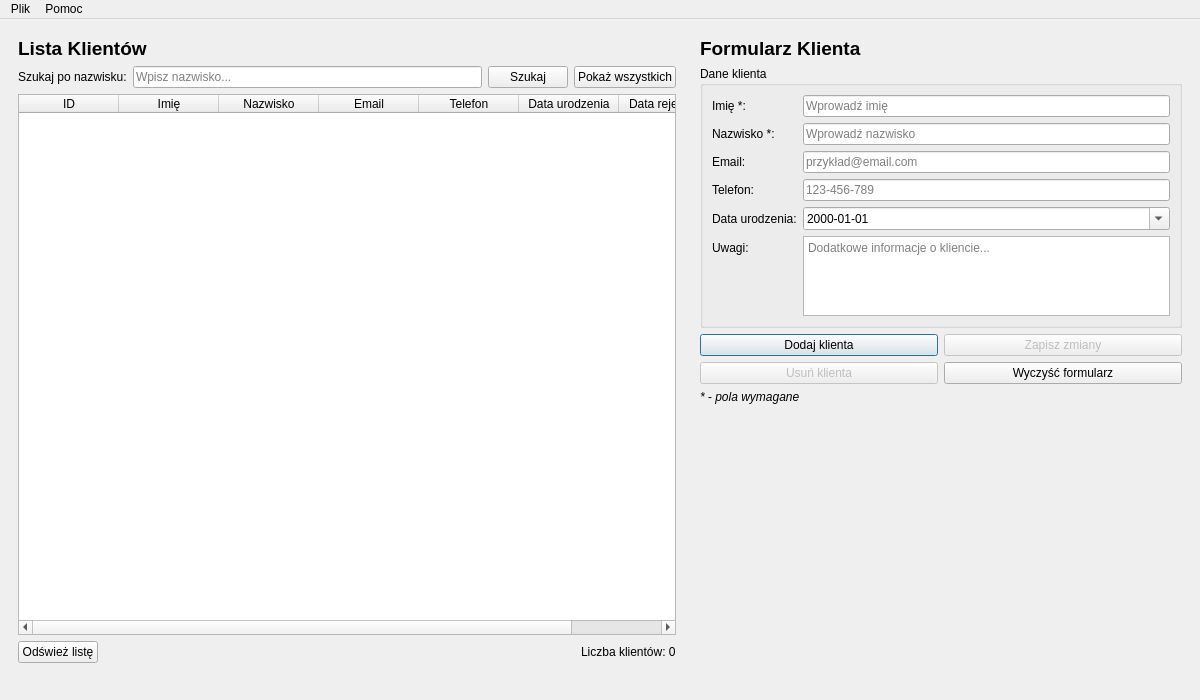
First picture: the form in mainwindow.ui, repository kacperhy/ZSilka, before the edit.
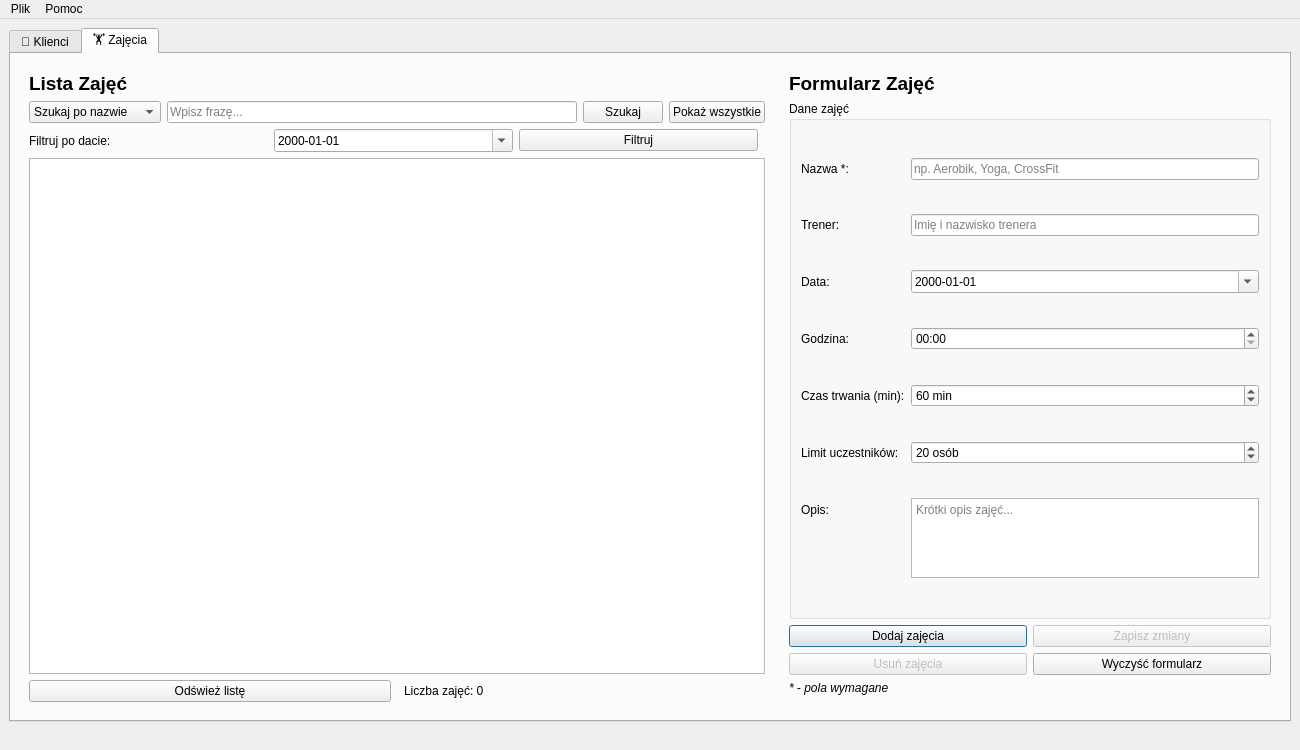
Second picture: the form after the edit. The open tabs and pages were chosen to show the change.

What changed in the file:
```diff
--- a/mainwindow.ui
+++ b/mainwindow.ui
@@ -6,21 +6,34 @@
    <rect>
     <x>0</x>
     <y>0</y>
-    <width>1200</width>
-    <height>700</height>
+    <width>1300</width>
+    <height>750</height>
    </rect>
   </property>
   <property name="windowTitle">
    <string>Zarządzanie Siłownią</string>
   </property>
   <widget class="QWidget" name="centralwidget">
-   <layout class="QHBoxLayout" name="horizontalLayout_main">
+   <layout class="QVBoxLayout" name="verticalLayout_main">
+    <item>
+     <!-- ZAKŁADKI -->
+     <widget class="QTabWidget" name="tabWidget">
+      <property name="currentIndex">
+       <number>0</number>
+      </property>
+
+      <!-- ==================== ZAKŁADKA 1: KLIENCI ==================== -->
+      <widget class="QWidget" name="tabKlienci">
+       <attribute name="title">
+        <string>👥 Klienci</string>
+       </attribute>
+       <layout class="QHBoxLayout" name="horizontalLayout_klienci">
     <item>
      <!-- LEWA STRONA - LISTA KLIENTÓW -->
-     <widget class="QWidget" name="leftPanel" native="true">
+         <widget class="QWidget" name="leftPanelKlienci" native="true">
       <property name="minimumSize">
        <size>
-        <width>600</width>
+            <width>650</width>
         <height>0</height>
        </size>
       </property>
@@ -86,41 +99,6 @@
          <property name="sortingEnabled">
           <bool>true</bool>
          </property>
-         <column>
-          <property name="text">
-           <string>ID</string>
-          </property>
-         </column>
-         <column>
-          <property name="text">
-           <string>Imię</string>
-          </property>
-         </column>
-         <column>
-          <property name="text">
-           <string>Nazwisko</string>
-          </property>
-         </column>
-         <column>
-          <property name="text">
-           <string>Email</string>
-          </property>
-         </column>
-         <column>
-          <property name="text">
-           <string>Telefon</string>
-          </property>
-         </column>
-         <column>
-          <property name="text">
-           <string>Data urodzenia</string>
-          </property>
-         </column>
-         <column>
-          <property name="text">
-           <string>Data rejestracji</string>
-          </property>
-         </column>
         </widget>
        </item>
 
@@ -139,12 +117,6 @@
            <property name="orientation">
             <enum>Qt::Horizontal</enum>
            </property>
-           <property name="sizeHint" stdset="0">
-            <size>
-             <width>40</width>
-             <height>20</height>
-            </size>
-           </property>
           </spacer>
          </item>
          <item>
@@ -161,8 +133,8 @@
     </item>
 
     <item>
-     <!-- PRAWA STRONA - FORMULARZ -->
-     <widget class="QWidget" name="rightPanel" native="true">
+         <!-- PRAWA STRONA - FORMULARZ KLIENTA -->
+         <widget class="QWidget" name="rightPanelKlienci" native="true">
       <property name="minimumSize">
        <size>
         <width>400</width>
@@ -368,15 +340,405 @@
          <property name="orientation">
           <enum>Qt::Vertical</enum>
          </property>
-         <property name="sizeHint" stdset="0">
+            </spacer>
+           </item>
+          </layout>
+         </widget>
+        </item>
+       </layout>
+      </widget>
+
+      <!-- ==================== ZAKŁADKA 2: ZAJĘCIA ==================== -->
+      <widget class="QWidget" name="tabZajecia">
+       <attribute name="title">
+        <string>🏋️ Zajęcia</string>
+       </attribute>
+       <layout class="QHBoxLayout" name="horizontalLayout_zajecia">
+        <item>
+         <!-- LEWA STRONA - LISTA ZAJĘĆ -->
+         <widget class="QWidget" name="leftPanelZajecia" native="true">
+          <property name="minimumSize">
           <size>
-           <width>20</width>
-           <height>40</height>
-          </size>
-         </property>
+            <width>650</width>
+            <height>0</height>
+           </size>
+          </property>
+          <layout class="QVBoxLayout" name="verticalLayout_leftZajecia">
+           <item>
+            <widget class="QLabel" name="labelZajeciaTitle">
+             <property name="text">
+              <string>Lista Zajęć</string>
+             </property>
+             <property name="font">
+              <font>
+               <pointsize>14</pointsize>
+               <weight>75</weight>
+               <bold>true</bold>
+              </font>
+             </property>
+            </widget>
+           </item>
+
+           <!-- Wyszukiwanie zajęć -->
+           <item>
+            <layout class="QHBoxLayout" name="searchLayoutZajecia">
+             <item>
+              <widget class="QComboBox" name="comboBoxSearchTypeZajecia">
+               <item>
+                <property name="text">
+                 <string>Szukaj po nazwie</string>
+                </property>
+               </item>
+               <item>
+                <property name="text">
+                 <string>Szukaj po trenerze</string>
+                </property>
+               </item>
+              </widget>
+             </item>
+             <item>
+              <widget class="QLineEdit" name="lineEditSearchZajecia">
+               <property name="placeholderText">
+                <string>Wpisz frazę...</string>
+               </property>
+              </widget>
+             </item>
+             <item>
+              <widget class="QPushButton" name="pushButtonSearchZajecia">
+               <property name="text">
+                <string>Szukaj</string>
+               </property>
+              </widget>
+             </item>
+             <item>
+              <widget class="QPushButton" name="pushButtonShowAllZajecia">
+               <property name="text">
+                <string>Pokaż wszystkie</string>
+               </property>
+              </widget>
+             </item>
+            </layout>
+           </item>
+
+           <!-- Filtr po dacie -->
+           <item>
+            <layout class="QHBoxLayout" name="filterLayoutZajecia">
+             <item>
+              <widget class="QLabel" name="labelFilterData">
+               <property name="text">
+                <string>Filtruj po dacie:</string>
+               </property>
+              </widget>
+             </item>
+             <item>
+              <widget class="QDateEdit" name="dateEditFilterZajecia">
+               <property name="displayFormat">
+                <string>yyyy-MM-dd</string>
+               </property>
+               <property name="calendarPopup">
+                <bool>true</bool>
+               </property>
+              </widget>
+             </item>
+             <item>
+              <widget class="QPushButton" name="pushButtonFilterByDate">
+               <property name="text">
+                <string>Filtruj</string>
+               </property>
+              </widget>
+             </item>
+             <item>
+              <spacer name="horizontalSpacerFilterZajecia">
+               <property name="orientation">
+                <enum>Qt::Horizontal</enum>
+               </property>
         </spacer>
        </item>
       </layout>
+           </item>
+
+           <!-- Tabela z zajęciami -->
+           <item>
+            <widget class="QTableWidget" name="tableWidgetZajecia">
+             <property name="alternatingRowColors">
+              <bool>true</bool>
+             </property>
+             <property name="selectionBehavior">
+              <enum>QAbstractItemView::SelectRows</enum>
+             </property>
+             <property name="sortingEnabled">
+              <bool>true</bool>
+             </property>
+            </widget>
+           </item>
+
+           <!-- Przyciski akcji zajęć -->
+           <item>
+            <layout class="QHBoxLayout" name="buttonsLayoutZajecia">
+             <item>
+              <widget class="QPushButton" name="pushButtonOdswiezZajecia">
+               <property name="text">
+                <string>Odśwież listę</string>
+               </property>
+              </widget>
+             </item>
+             <item>
+              <spacer name="horizontalSpacerZajecia">
+               <property name="orientation">
+                <enum>Qt::Horizontal</enum>
+               </property>
+              </spacer>
+             </item>
+             <item>
+              <widget class="QLabel" name="labelLiczbaZajec">
+               <property name="text">
+                <string>Liczba zajęć: 0</string>
+               </property>
+              </widget>
+             </item>
+            </layout>
+           </item>
+          </layout>
+         </widget>
+        </item>
+
+        <item>
+         <!-- PRAWA STRONA - FORMULARZ ZAJĘĆ -->
+         <widget class="QWidget" name="rightPanelZajecia" native="true">
+          <property name="minimumSize">
+           <size>
+            <width>400</width>
+            <height>0</height>
+           </size>
+          </property>
+          <property name="maximumSize">
+           <size>
+            <width>500</width>
+            <height>16777215</height>
+           </size>
+          </property>
+          <layout class="QVBoxLayout" name="verticalLayout_rightZajecia">
+           <item>
+            <widget class="QLabel" name="labelFormularzZajeciaTitle">
+             <property name="text">
+              <string>Formularz Zajęć</string>
+             </property>
+             <property name="font">
+              <font>
+               <pointsize>14</pointsize>
+               <weight>75</weight>
+               <bold>true</bold>
+              </font>
+             </property>
+            </widget>
+           </item>
+
+           <!-- Formularz zajęć -->
+           <item>
+            <widget class="QGroupBox" name="groupBoxFormularzZajecia">
+             <property name="title">
+              <string>Dane zajęć</string>
+             </property>
+             <layout class="QFormLayout" name="formLayoutZajecia">
+              <item row="0" column="0">
+               <widget class="QLabel" name="labelNazwaZajec">
+                <property name="text">
+                 <string>Nazwa *:</string>
+                </property>
+               </widget>
+              </item>
+              <item row="0" column="1">
+               <widget class="QLineEdit" name="lineEditNazwaZajec">
+                <property name="placeholderText">
+                 <string>np. Aerobik, Yoga, CrossFit</string>
+                </property>
+               </widget>
+              </item>
+              <item row="1" column="0">
+               <widget class="QLabel" name="labelTrener">
+                <property name="text">
+                 <string>Trener:</string>
+                </property>
+               </widget>
+              </item>
+              <item row="1" column="1">
+               <widget class="QLineEdit" name="lineEditTrener">
+                <property name="placeholderText">
+                 <string>Imię i nazwisko trenera</string>
+                </property>
+               </widget>
+              </item>
+              <item row="2" column="0">
+               <widget class="QLabel" name="labelDataZajec">
+                <property name="text">
+                 <string>Data:</string>
+                </property>
+               </widget>
+              </item>
+              <item row="2" column="1">
+               <widget class="QDateEdit" name="dateEditZajecia">
+                <property name="displayFormat">
+                 <string>yyyy-MM-dd</string>
+                </property>
+                <property name="calendarPopup">
+                 <bool>true</bool>
+                </property>
+               </widget>
+              </item>
+              <item row="3" column="0">
+               <widget class="QLabel" name="labelCzasZajec">
+                <property name="text">
+                 <string>Godzina:</string>
+                </property>
+               </widget>
+              </item>
+              <item row="3" column="1">
+               <widget class="QTimeEdit" name="timeEditZajecia">
+                <property name="displayFormat">
+                 <string>HH:mm</string>
+                </property>
+               </widget>
+              </item>
+              <item row="4" column="0">
+               <widget class="QLabel" name="labelCzasTrwania">
+                <property name="text">
+                 <string>Czas trwania (min):</string>
+                </property>
+               </widget>
+              </item>
+              <item row="4" column="1">
+               <widget class="QSpinBox" name="spinBoxCzasTrwania">
+                <property name="minimum">
+                 <number>15</number>
+                </property>
+                <property name="maximum">
+                 <number>180</number>
+                </property>
+                <property name="value">
+                 <number>60</number>
+                </property>
+                <property name="suffix">
+                 <string> min</string>
+                </property>
+               </widget>
+              </item>
+              <item row="5" column="0">
+               <widget class="QLabel" name="labelMaksUczestnikow">
+                <property name="text">
+                 <string>Limit uczestników:</string>
+                </property>
+               </widget>
+              </item>
+              <item row="5" column="1">
+               <widget class="QSpinBox" name="spinBoxMaksUczestnikow">
+                <property name="minimum">
+                 <number>1</number>
+                </property>
+                <property name="maximum">
+                 <number>50</number>
+                </property>
+                <property name="value">
+                 <number>20</number>
+                </property>
+                <property name="suffix">
+                 <string> osób</string>
+                </property>
+               </widget>
+              </item>
+              <item row="6" column="0">
+               <widget class="QLabel" name="labelOpisZajec">
+                <property name="text">
+                 <string>Opis:</string>
+                </property>
+               </widget>
+              </item>
+              <item row="6" column="1">
+               <widget class="QTextEdit" name="textEditOpisZajec">
+                <property name="maximumSize">
+                 <size>
+                  <width>16777215</width>
+                  <height>80</height>
+                 </size>
+                </property>
+                <property name="placeholderText">
+                 <string>Krótki opis zajęć...</string>
+                </property>
+               </widget>
+              </item>
+             </layout>
+            </widget>
+           </item>
+
+           <!-- Przyciski formularza zajęć -->
+           <item>
+            <layout class="QHBoxLayout" name="formButtonsLayoutZajecia">
+             <item>
+              <widget class="QPushButton" name="pushButtonDodajZajecia">
+               <property name="text">
+                <string>Dodaj zajęcia</string>
+               </property>
+               <property name="default">
+                <bool>true</bool>
+               </property>
+              </widget>
+             </item>
+             <item>
+              <widget class="QPushButton" name="pushButtonEdytujZajecia">
+               <property name="text">
+                <string>Zapisz zmiany</string>
+               </property>
+               <property name="enabled">
+                <bool>false</bool>
+               </property>
+              </widget>
+             </item>
+            </layout>
+           </item>
+           <item>
+            <layout class="QHBoxLayout" name="formButtonsLayoutZajecia2">
+             <item>
+              <widget class="QPushButton" name="pushButtonUsunZajecia">
+               <property name="text">
+                <string>Usuń zajęcia</string>
+               </property>
+               <property name="enabled">
+                <bool>false</bool>
+               </property>
+              </widget>
+             </item>
+             <item>
+              <widget class="QPushButton" name="pushButtonWyczyscZajecia">
+               <property name="text">
+                <string>Wyczyść formularz</string>
+               </property>
+              </widget>
+             </item>
+            </layout>
+           </item>
+           <item>
+            <widget class="QLabel" name="labelWymaganeZajecia">
+             <property name="text">
+              <string>* - pola wymagane</string>
+             </property>
+             <property name="font">
+              <font>
+               <italic>true</italic>
+              </font>
+             </property>
+            </widget>
+           </item>
+           <item>
+            <spacer name="verticalSpacerZajecia">
+             <property name="orientation">
+              <enum>Qt::Vertical</enum>
+             </property>
+            </spacer>
+           </item>
+          </layout>
+         </widget>
+        </item>
+       </layout>
+      </widget>
      </widget>
     </item>
    </layout>
@@ -395,7 +757,7 @@
     <rect>
      <x>0</x>
      <y>0</y>
-     <width>1200</width>
+     <width>1300</width>
      <height>22</height>
     </rect>
    </property>
```
Left out of the diff: 60 changed lines with no effect on the pictures. Lines whose indentation alone changed are shown as unchanged.
